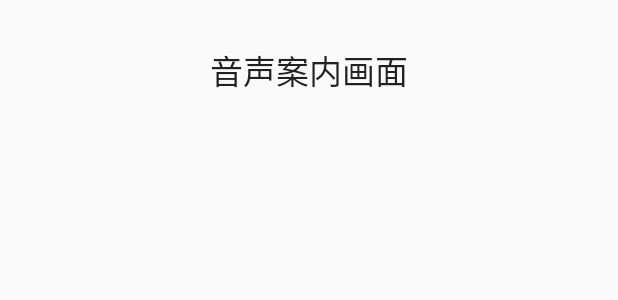
After one commit to NAKKA-K/ArayashikiUserApp, an Android app: the layout activity_voice_guide.xml on its own in the app's theme, with its tools: preview values and no code run, on a phone screen of 412 x 824 dp. The commit adds this screen. Shown: the top 300 px of the screen. Run offline under Robolectric (Android 15) with nearby library versions, the phone set to English and light mode, and no system bars.

Commit message:
アプリが落ちるバグを解消

```diff
--- /dev/null
+++ b/app/src/main/res/layout/activity_voice_guide.xml
@@ -0,0 +1,59 @@
+<?xml version="1.0" encoding="utf-8"?>
+<android.support.constraint.ConstraintLayout xmlns:android="http://schemas.android.com/apk/res/android"
+    xmlns:app="http://schemas.android.com/apk/res-auto"
+    xmlns:tools="http://schemas.android.com/tools"
+    android:layout_width="match_parent"
+    android:layout_height="match_parent"
+    tools:context="com.example.snakka.arayashikiuserapp.VoiceGuideActivity">
+
+
+    <TextView
+        android:id="@+id/textView2"
+        android:layout_width="wrap_content"
+        android:layout_height="wrap_content"
+        android:layout_marginBottom="0dp"
+        android:layout_marginTop="32dp"
+        android:text="@string/def"
+        android:textSize="30sp"
+        android:textStyle="bold"
+        app:layout_constraintBottom_toBottomOf="parent"
+        app:layout_constraintHorizontal_bias="0.501"
+        app:layout_constraintLeft_toLeftOf="parent"
+        app:layout_constraintRight_toRightOf="parent"
+        app:layout_constraintTop_toTopOf="parent"
+        app:layout_constraintVertical_bias="0.516" />
+
+    <TextView
+        android:id="@+id/textView1"
+        android:layout_width="wrap_content"
+        android:layout_height="wrap_content"
+        android:layout_marginBottom="8dp"
+        android:layout_marginLeft="8dp"
+        android:layout_marginRight="8dp"
+        android:layout_marginTop="8dp"
+        android:text="@string/def"
+        android:textSize="30sp"
+        android:textStyle="bold"
+        app:layout_constraintBottom_toTopOf="@+id/textView2"
+        app:layout_constraintLeft_toLeftOf="parent"
+        app:layout_constraintRight_toRightOf="parent"
+        app:layout_constraintTop_toTopOf="parent"
+        app:layout_constraintVertical_bias="0.655"
+        app:layout_constraintHorizontal_bias="0.501" />
+
+
+    <TextView
+        android:id="@+id/textView3"
+        android:layout_width="wrap_content"
+        android:layout_height="wrap_content"
+        android:layout_marginTop="30dp"
+        android:text="@string/voice_guide_title_text"
+        android:textAppearance="@style/TextAppearance.AppCompat.Large"
+        app:layout_constraintLeft_toLeftOf="parent"
+        app:layout_constraintRight_toRightOf="parent"
+        app:layout_constraintTop_toTopOf="parent"
+        tools:layout_constraintLeft_creator="1"
+        tools:layout_constraintRight_creator="1"
+        tools:layout_constraintTop_creator="1" />
+
+</android.support.constraint.ConstraintLayout>
--- a/app/src/main/res/values/strings.xml
+++ b/app/src/main/res/values/strings.xml
@@ -7,8 +7,6 @@
     <string name="create_text">登録</string>
     <string name="login_text">登録済みの場合</string>
     <string name="voice_guide_title_text">音声案内画面</string>
-    <string name="voice_scene">音声再生(仮)画面</string>
-    <string name="front">前</string>
-    <string name="right">右</string>
-    <string name="left">左</string>
+    <string name="voice_scene">音声再生画面</string>
+    <string name="def">"  "</string>
 </resources>
```
Also changed, not shown: app/src/main/java/com/example/snakka/arayashikiuserapp/VoiceGuideActivity.java (added, +13 -0 lines), app/src/main/java/com/example/snakka/arayashikiuserapp/VoiceRevivalActivity.java (+75 -64 lines), app/src/main/res/layout/activity_voice_revival.xml (deleted, +0 -35 lines), 5 other files.
